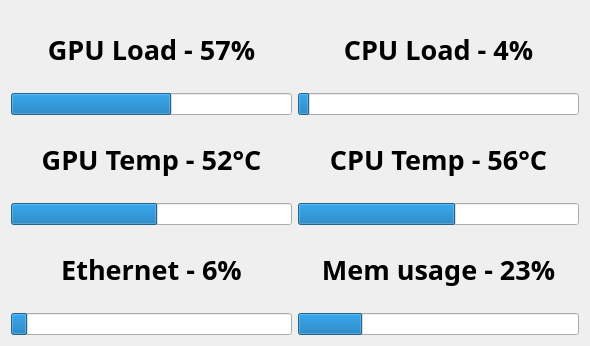
Above: app/widgets/system/system.ui from Secozzi/Gymnasiearbete before the change. Below: the same form after it.
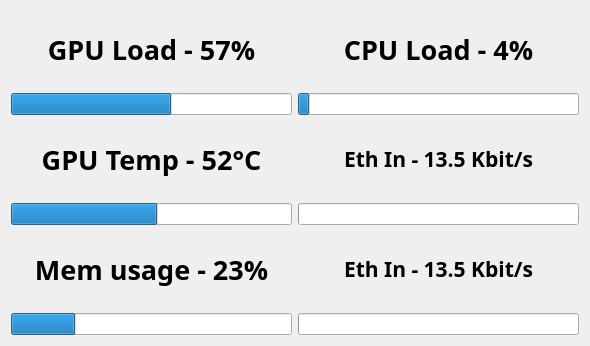
That is the form after the change. Icons and pictures are not drawn.

Diff of the .ui file:
```diff
--- a/app/widgets/system/system.ui
+++ b/app/widgets/system/system.ui
@@ -103,7 +103,7 @@
       </widget>
      </item>
      <item>
-      <widget class="QLabel" name="eth_load">
+      <widget class="QLabel" name="mem_load">
        <property name="font">
         <font>
          <family>Cascadia Mono</family>
@@ -113,7 +113,7 @@
         </font>
        </property>
        <property name="text">
-        <string>Ethernet - 6%</string>
+        <string>Mem usage - 23%</string>
        </property>
        <property name="alignment">
         <set>Qt::AlignCenter</set>
@@ -121,9 +121,9 @@
       </widget>
      </item>
      <item>
-      <widget class="QProgressBar" name="eth_load_bar">
+      <widget class="QProgressBar" name="mem_load_bar">
        <property name="value">
-        <number>6</number>
+        <number>23</number>
        </property>
        <property name="textVisible">
         <bool>false</bool>
@@ -167,13 +167,13 @@
        <property name="font">
         <font>
          <family>Cascadia Mono</family>
-         <pointsize>20</pointsize>
+         <pointsize>16</pointsize>
          <weight>75</weight>
          <bold>true</bold>
         </font>
        </property>
        <property name="text">
-        <string>CPU Temp - 56°C</string>
+        <string>Eth In - 13.5 Kbit/s</string>
        </property>
        <property name="alignment">
         <set>Qt::AlignCenter</set>
@@ -181,7 +181,10 @@
       </widget>
      </item>
      <item>
-      <widget class="QProgressBar" name="cpu_temp_bar">
+      <widget class="QProgressBar" name="eth_in_bar">
+       <property name="maximum">
+        <number>100000</number>
+       </property>
        <property name="value">
         <number>56</number>
        </property>
@@ -191,17 +194,17 @@
       </widget>
      </item>
      <item>
-      <widget class="QLabel" name="mem_load">
+      <widget class="QLabel" name="eth_out">
        <property name="font">
         <font>
          <family>Cascadia Mono</family>
-         <pointsize>20</pointsize>
+         <pointsize>16</pointsize>
          <weight>75</weight>
          <bold>true</bold>
         </font>
        </property>
        <property name="text">
-        <string>Mem usage - 23%</string>
+        <string>Eth In - 13.5 Kbit/s</string>
        </property>
        <property name="alignment">
         <set>Qt::AlignCenter</set>
@@ -209,9 +212,12 @@
       </widget>
      </item>
      <item>
-      <widget class="QProgressBar" name="mem_load_bar">
+      <widget class="QProgressBar" name="eth_out_bar">
+       <property name="maximum">
+        <number>100000</number>
+       </property>
        <property name="value">
-        <number>23</number>
+        <number>6</number>
        </property>
        <property name="textVisible">
         <bool>false</bool>
```
Left out of the diff: 2 changed lines with no effect on the pictures.
